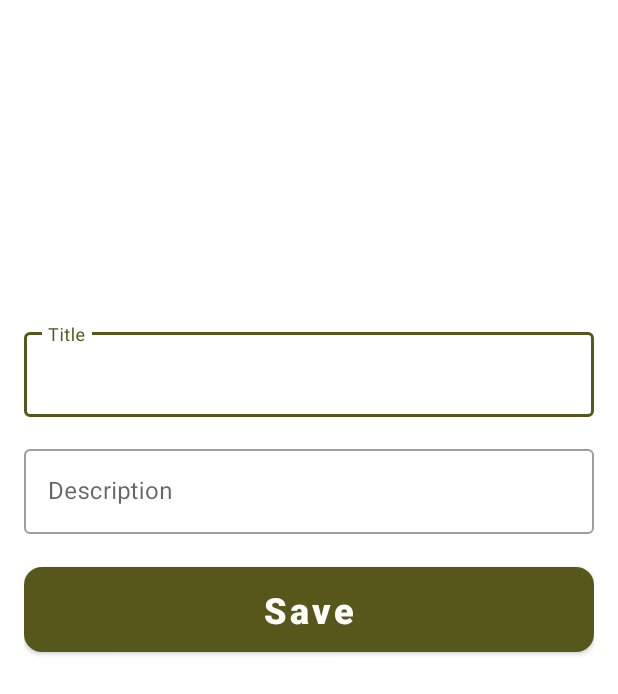
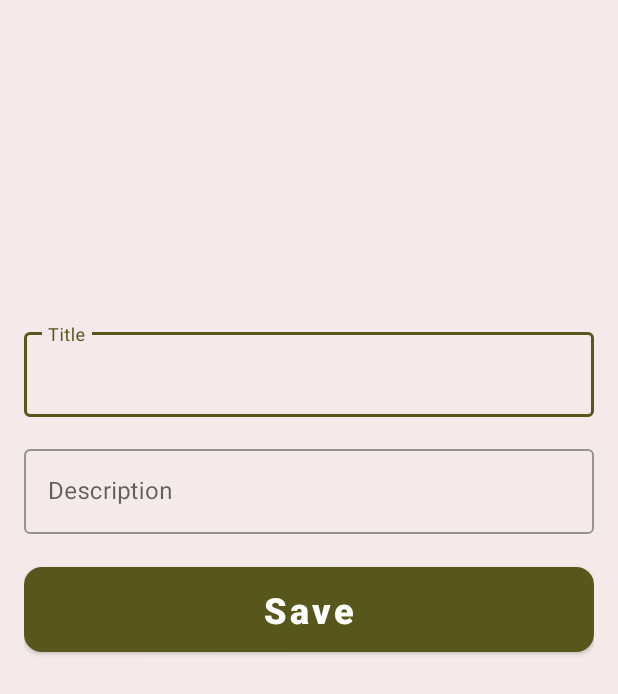
Before and after one commit to abd1lazov/TaskApp51, an Android app: the layout fragment_new_task.xml on its own in the app's theme, with its tools: preview values and no code run, on a phone screen of 412 x 824 dp. Shown: the top 694 px of the screen. Run offline under Robolectric (Android 15) with nearby library versions, the phone set to English and light mode, and no system bars.

```diff
--- a/app/src/main/java/com/example/taskapp51/MainActivity.kt
+++ b/app/src/main/java/com/example/taskapp51/MainActivity.kt
@@ -25,7 +25,6 @@ class MainActivity : AppCompatActivity() {
 
         val navController = findNavController(R.id.nav_host_fragment_activity_main)
 
-        navController.navigate(R.id.authFragment)
 
         val appBarConfiguration = AppBarConfiguration(
             setOf(
--- a/app/src/main/res/layout/fragment_new_task.xml
+++ b/app/src/main/res/layout/fragment_new_task.xml
@@ -5,7 +5,8 @@
     android:layout_width="match_parent"
     android:layout_height="match_parent"
     android:padding="16dp"
-    tools:context=".ui.home.new_task.NewTaskFragment">
+    tools:context=".ui.home.new_task.NewTaskFragment"
+    android:background="#F5EAEA">
 
     <com.google.android.material.textfield.TextInputLayout
         android:id="@+id/et_title_layout"
```
Also changed, not shown: app/src/main/java/com/example/taskapp51/ui/home/new_task/NewTaskFragment.kt (+4 -5 lines).
